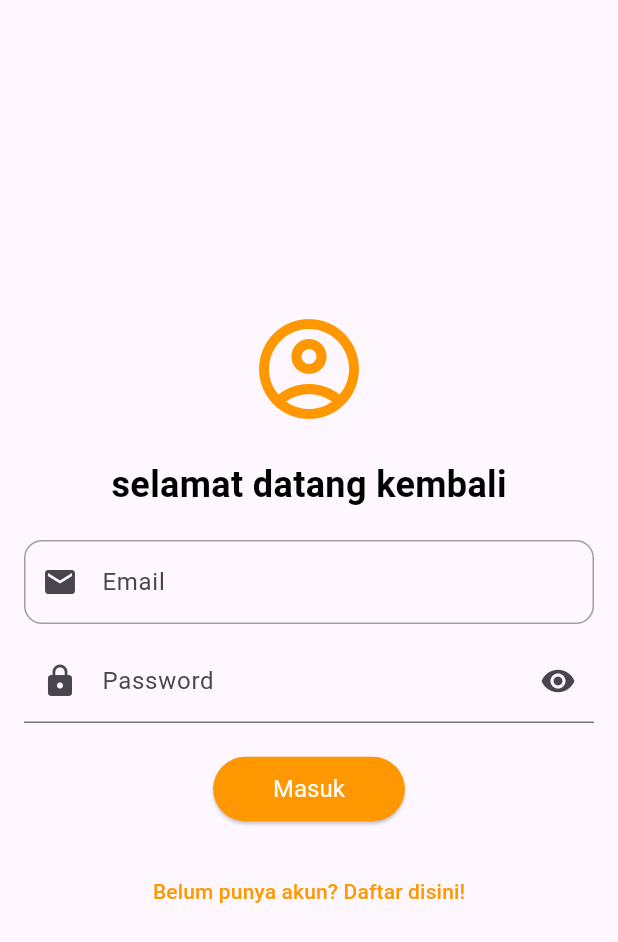
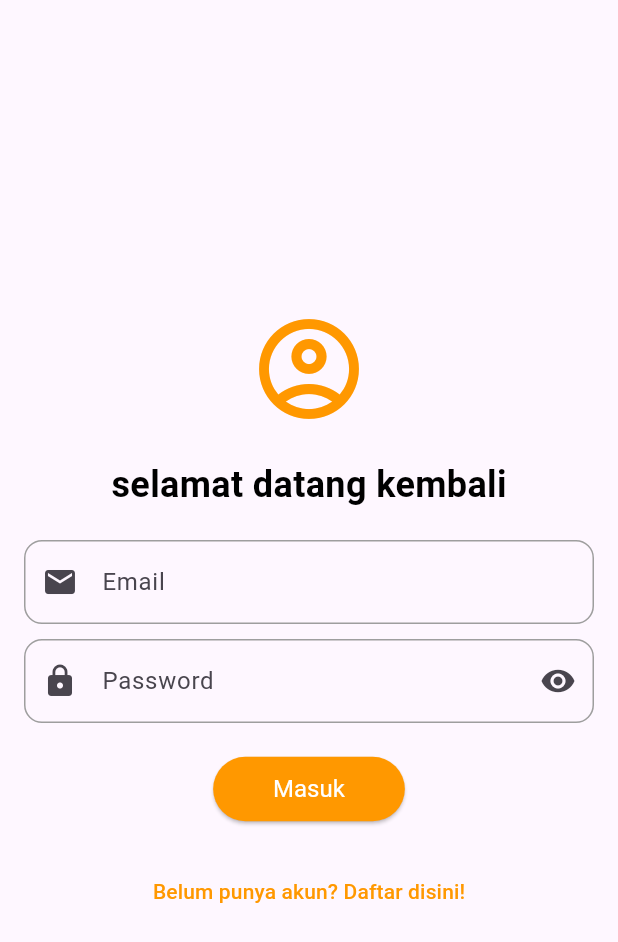
Before and after one commit to azzamaflah/20220140110_UCP1Flutter, a Flutter app: the screen it shows after launch, on a phone screen of 412 x 824 dp. Shown: the top 942 px of the screen. Run offline on Flutter 3.47's test engine with Material 3 defaults, Android fonts, the light colour scheme and no system bars.

Commit message:
membuat border pada colom password

```diff
--- a/lib/LoginPage.dart
+++ b/lib/LoginPage.dart
@@ -77,10 +77,21 @@ class _LoginPageState extends State<LoginPage> {
                 // Password Field
                 TextFormField(
                   controller: passwordController,
-                  decoration: const InputDecoration(
+                  decoration: InputDecoration(
                     labelText: 'Password',
                     prefixIcon: Icon(Icons.lock),
                     suffixIcon: Icon(Icons.visibility),
+                    border: OutlineInputBorder(
+                      borderRadius: BorderRadius.circular(12.0),
+                  ),
+                  focusedBorder: OutlineInputBorder(
+                      borderRadius: BorderRadius.circular(12.0),
+                      borderSide: BorderSide(color: Colors.orange, width: 2),
+                    ),
+                    enabledBorder: OutlineInputBorder(
+                      borderRadius: BorderRadius.circular(12.0),
+                      borderSide: BorderSide(color: Colors.grey, width: 1),
+                    ),
                   ),
                   obscureText: true,
                   validator: (value) {
```
